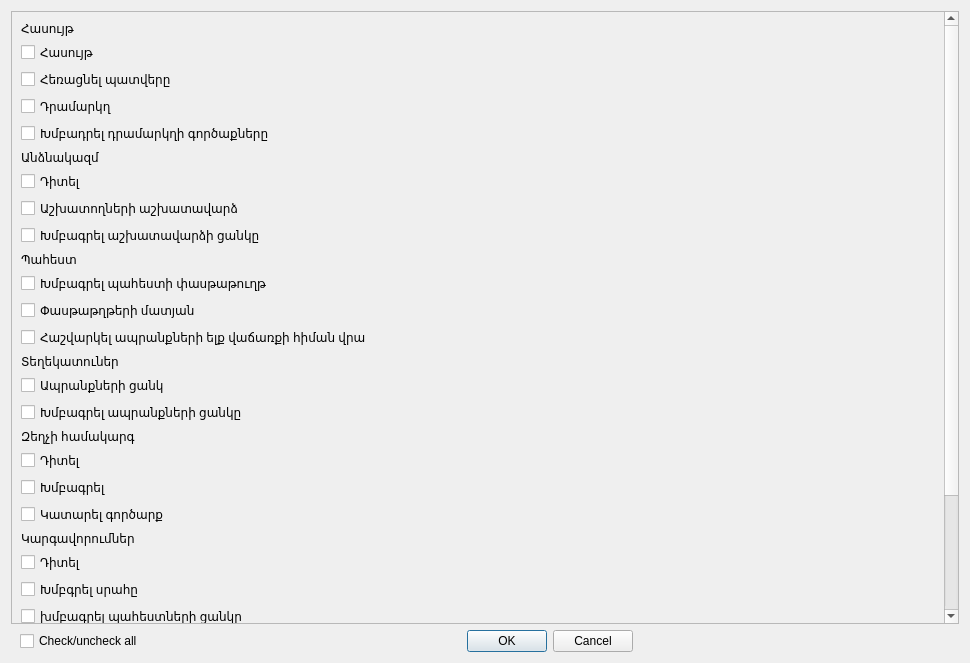
Above: Resort/dlguserrights.ui from End1-1/Resort-2 before the change. Below: the same form after it.
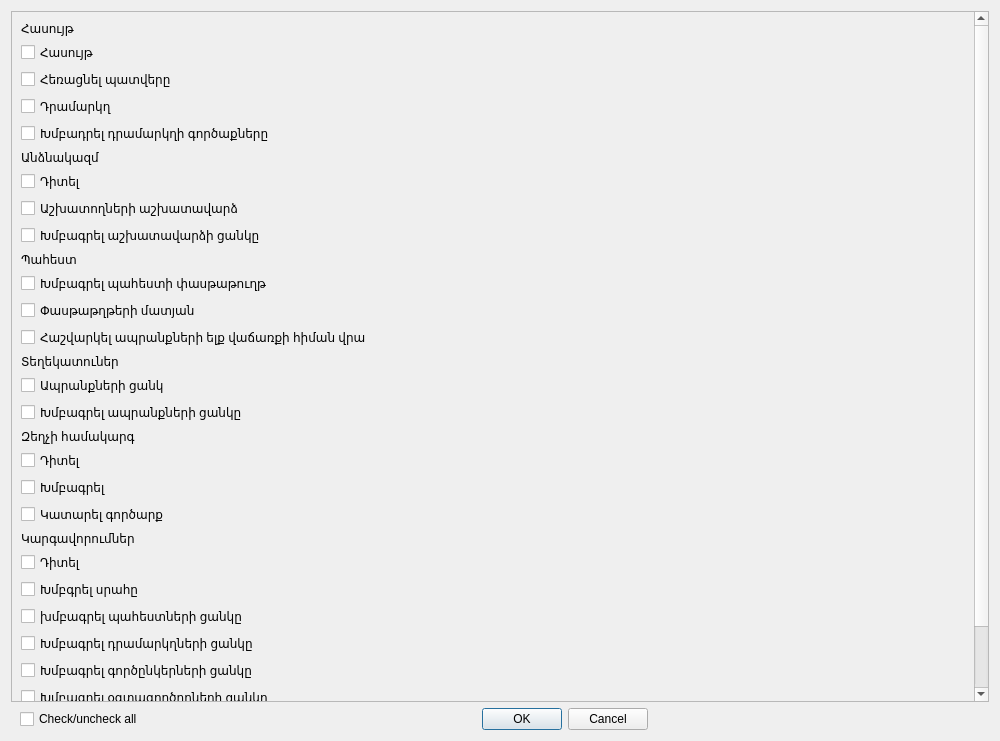
That is the form after the change.

Patch:
```diff
--- a/Resort/dlguserrights.ui
+++ b/Resort/dlguserrights.ui
@@ -6,8 +6,8 @@
    <rect>
     <x>0</x>
     <y>0</y>
-    <width>970</width>
-    <height>663</height>
+    <width>1000</width>
+    <height>741</height>
    </rect>
   </property>
   <property name="sizePolicy">
@@ -35,9 +35,9 @@
       <property name="geometry">
        <rect>
         <x>0</x>
-        <y>0</y>
-        <width>933</width>
-        <height>655</height>
+        <y>-74</y>
+        <width>966</width>
+        <height>765</height>
        </rect>
       </property>
       <layout class="QVBoxLayout" name="verticalLayout">
```
Left out of the diff: 3 changed lines with no effect on the pictures.
